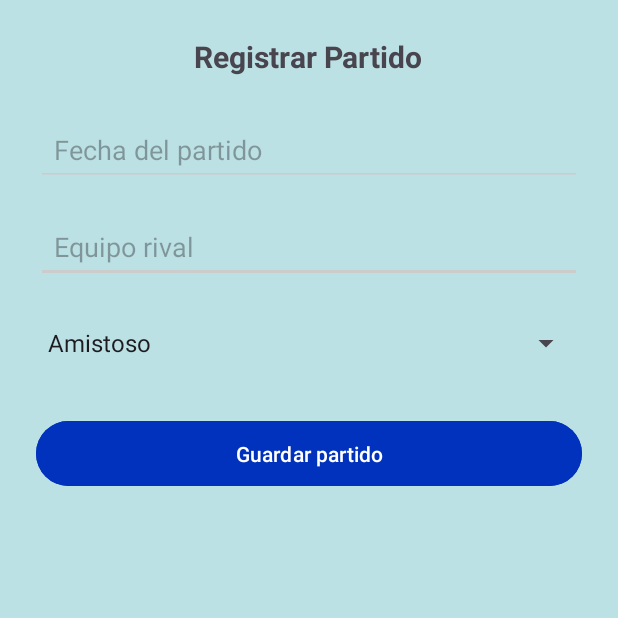
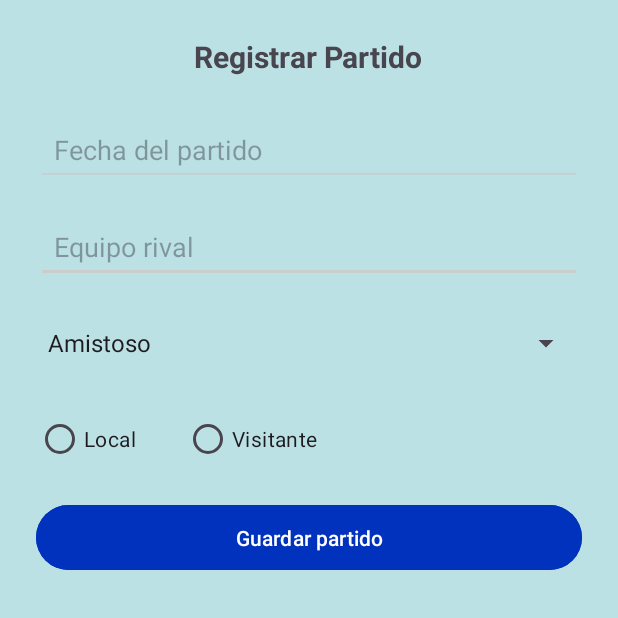
Before and after one commit to MiguelPavon2003/TFG, an Android app: the RegistrarPartidoActivity screen opened directly, with no data from a screen before it, on a phone screen of 412 x 824 dp, the top half of it. Run offline under Robolectric (Android 15) with nearby library versions, the light colour scheme and no system bars; our stand-ins replace Firebase (no records; nobody signed in at launch, a user with empty details on screens opened directly).

Commit message:
quinto commit

```diff
--- a/MiguelPavonLimones_TFG/app/src/main/java/com/example/miguelpavonlimones_tfg/Partido.kt
+++ b/MiguelPavonLimones_TFG/app/src/main/java/com/example/miguelpavonlimones_tfg/Partido.kt
@@ -5,5 +5,7 @@ data class Partido(
     var rival: String = "",
     var tipo: String = "",
     var nombreEquipo: String? = null,
-    var usuarioId: String = ""
+    var usuarioId: String = "",
+    var local: Boolean = true,
+    var jornada: String? = null
 )
--- a/MiguelPavonLimones_TFG/app/src/main/java/com/example/miguelpavonlimones_tfg/RegistrarPartidoActivity.kt
+++ b/MiguelPavonLimones_TFG/app/src/main/java/com/example/miguelpavonlimones_tfg/RegistrarPartidoActivity.kt
@@ -3,6 +3,7 @@ package com.example.miguelpavonlimones_tfg
 import android.app.DatePickerDialog
 import android.content.Intent
 import android.os.Bundle
+import android.view.View
 import android.widget.*
 import androidx.appcompat.app.AlertDialog
 import androidx.appcompat.app.AppCompatActivity
@@ -25,10 +26,24 @@ class RegistrarPartidoActivity : AppCompatActivity() {
         val etFecha = findViewById<EditText>(R.id.etFecha)
         val etRival = findViewById<EditText>(R.id.etRival)
         val spinnerTipo = findViewById<Spinner>(R.id.spinnerTipo)
+        val etJornada = findViewById<EditText>(R.id.etJornada)
+        val radioGroup = findViewById<RadioGroup>(R.id.radioGroupLocalVisitante)
+        val radioLocal = findViewById<RadioButton>(R.id.radioLocal)
+        val radioVisitante = findViewById<RadioButton>(R.id.radioVisitante)
         val btnGuardar = findViewById<Button>(R.id.btnGuardarPartido)
 
         val tipos = listOf("Amistoso", "Liga", "Torneo", "Entrenamiento", "Playoff")
         spinnerTipo.adapter = ArrayAdapter(this, android.R.layout.simple_spinner_dropdown_item, tipos)
+
+
+        spinnerTipo.onItemSelectedListener = object : AdapterView.OnItemSelectedListener {
+            override fun onItemSelected(parent: AdapterView<*>, view: View?, position: Int, id: Long) {
+                val tipoSeleccionado = tipos[position]
+                etJornada.visibility = if (tipoSeleccionado == "Liga") View.VISIBLE else View.GONE
+            }
+
+            override fun onNothingSelected(parent: AdapterView<*>) {}
+        }
 
         etFecha.setOnClickListener {
             val c = Calendar.getInstance()
@@ -49,19 +64,26 @@ class RegistrarPartidoActivity : AppCompatActivity() {
             val rival = etRival.text.toString().trim()
             val tipo = spinnerTipo.selectedItem.toString()
             val equipo = intent.getStringExtra("nombreEquipo") ?: "Equipo desconocido"
+            val esLocal = radioLocal.isChecked
+            val jornada = etJornada.text.toString().trim()
 
             if (fecha.isEmpty() || rival.isEmpty()) {
                 mostrarAlerta("Campos incompletos", "Completa todos los campos.")
                 return@setOnClickListener
             }
 
-            val partido = mapOf(
+            val partido = mutableMapOf<String, Any>(
                 "usuarioId" to userId,
                 "nombreEquipo" to equipo,
                 "fecha" to fecha,
                 "rival" to rival,
-                "tipo" to tipo
+                "tipo" to tipo,
+                "local" to esLocal
             )
+
+            if (tipo == "Liga" && jornada.isNotEmpty()) {
+                partido["jornada"] = jornada
+            }
 
             db.getReference("partidos").push().setValue(partido)
                 .addOnSuccessListener {
--- a/MiguelPavonLimones_TFG/app/src/main/res/layout/activity_registrar_partido.xml
+++ b/MiguelPavonLimones_TFG/app/src/main/res/layout/activity_registrar_partido.xml
@@ -42,7 +42,39 @@
             android:id="@+id/spinnerTipo"
             android:layout_width="match_parent"
             android:layout_height="wrap_content"
-            android:layout_marginBottom="24dp" />
+            android:layout_marginBottom="16dp" />
+
+        <RadioGroup
+            android:id="@+id/radioGroupLocalVisitante"
+            android:layout_width="match_parent"
+            android:layout_height="wrap_content"
+            android:orientation="horizontal"
+            android:layout_marginBottom="16dp">
+
+            <RadioButton
+                android:id="@+id/radioLocal"
+                android:layout_width="wrap_content"
+                android:layout_height="wrap_content"
+                android:text="Local" />
+
+            <RadioButton
+                android:id="@+id/radioVisitante"
+                android:layout_width="wrap_content"
+                android:layout_height="wrap_content"
+                android:text="Visitante"
+                android:layout_marginStart="32dp"/>
+        </RadioGroup>
+
+        <EditText
+            android:id="@+id/etJornada"
+            android:layout_width="match_parent"
+            android:layout_height="wrap_content"
+            android:hint="Jornada (solo liga)"
+            android:padding="12dp"
+            android:backgroundTint="#CCCCCC"
+            android:layout_marginBottom="16dp"
+            android:inputType="number"
+            android:visibility="gone" />
 
         <Button
             android:id="@+id/btnGuardarPartido"
--- a/MiguelPavonLimones_TFG/app/src/main/res/values/colors.xml
+++ b/MiguelPavonLimones_TFG/app/src/main/res/values/colors.xml
@@ -7,4 +7,6 @@
     <color name="azul_claro">#BBE1E4</color>
     <color name="azul_oscuro">#1976D2</color>
     <color name="naranja">#FF9600</color>
+    <color name="gris">#BDBDBD</color>
+    <color name="gris_azulado">#AED0E4</color>
 </resources>
--- a/MiguelPavonLimones_TFG/app/src/main/res/values/themes.xml
+++ b/MiguelPavonLimones_TFG/app/src/main/res/values/themes.xml
@@ -1,8 +1,12 @@
 <resources xmlns:tools="http://schemas.android.com/tools">
-    <!-- Base application theme. -->
+
+    <!-- Base application theme -->
     <style name="Base.Theme.MiguelPavonLimones_TFG" parent="Theme.Material3.DayNight.NoActionBar">
-
     </style>
 
-    <style name="Theme.MiguelPavonLimones_TFG" parent="Base.Theme.MiguelPavonLimones_TFG" />
+    <style name="Theme.MiguelPavonLimones_TFG.Splash" parent="Base.Theme.MiguelPavonLimones_TFG">
+        <item name="android:windowSplashScreenBackground">@color/gris_azulado</item>
+        <item name="android:windowSplashScreenAnimatedIcon">@drawable/ic_launcher_foreground</item>
+    </style>
+
 </resources>
```
Also changed, not shown: MiguelPavonLimones_TFG/app/src/main/AndroidManifest.xml (+10 -3 lines), MiguelPavonLimones_TFG/app/src/main/java/com/example/miguelpavonlimones_tfg/PartidoAdapter.kt (+16 -5 lines), MiguelPavonLimones_TFG/app/src/main/res/drawable/basura.xml (added, +14 -0 lines), MiguelPavonLimones_TFG/app/src/main/res/layout/activity_pantalla2.xml (+67 -57 lines), MiguelPavonLimones_TFG/app/src/main/res/layout/item_partido.xml (+30 -1 lines), 6 other files.
